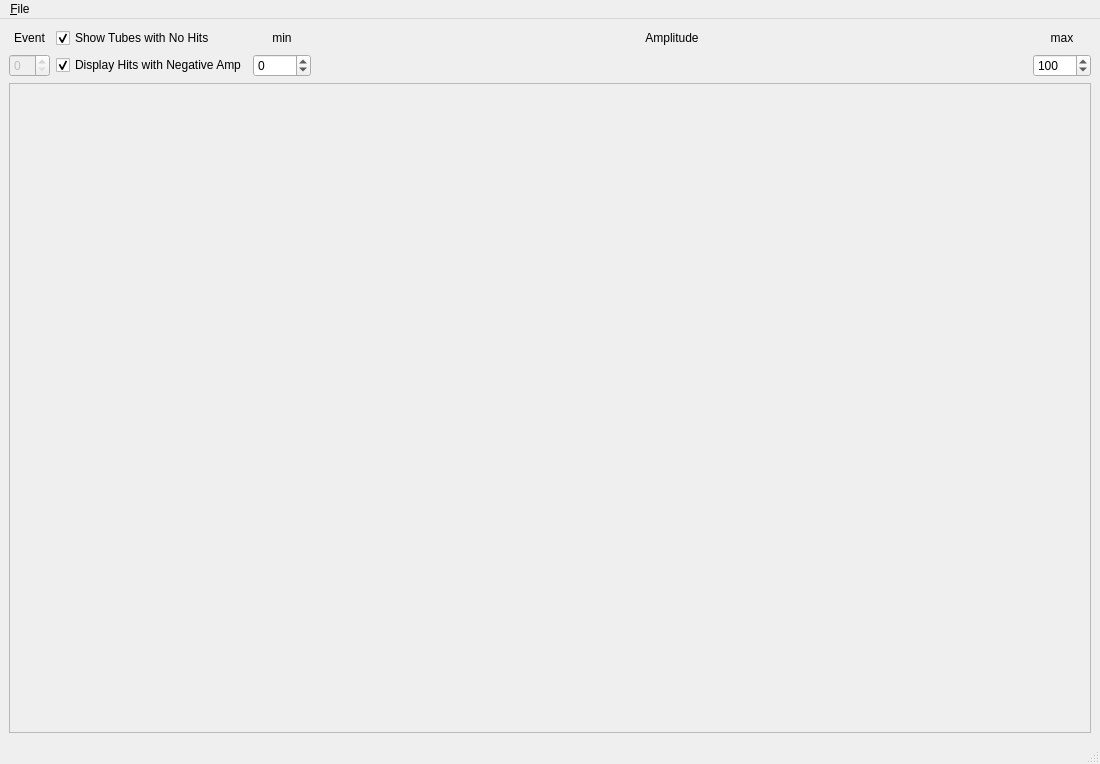
Old version of the form ui/EventDisplayForm.ui in the repository bastianbeischer/TRDEventDisplay.
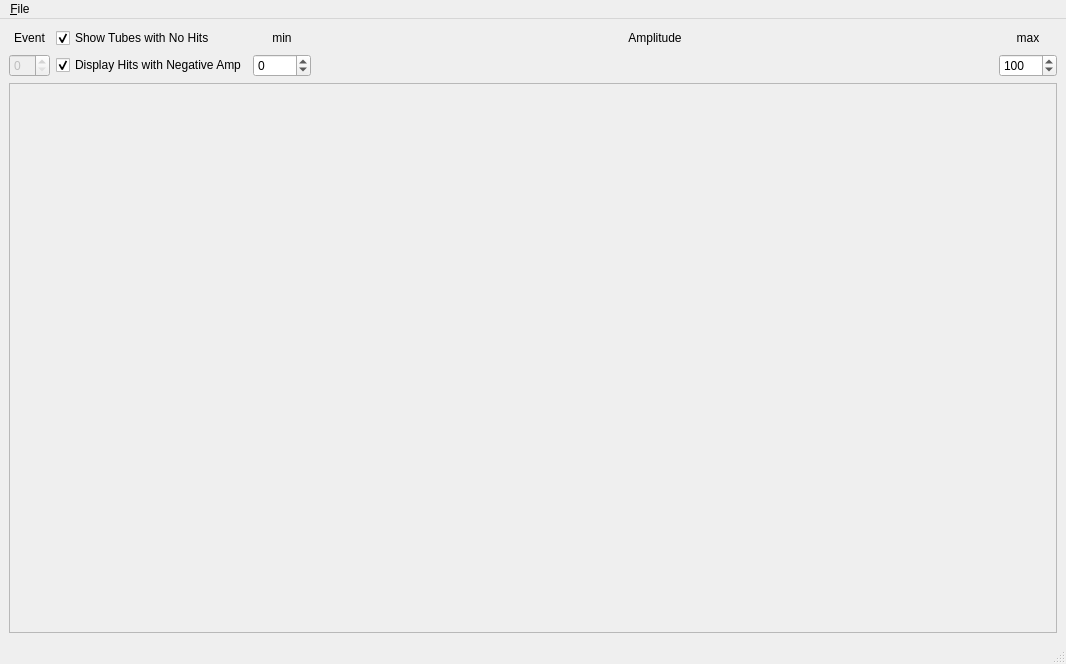
New version of the form.

```diff
--- a/ui/EventDisplayForm.ui
+++ b/ui/EventDisplayForm.ui
@@ -6,8 +6,8 @@
    <rect>
     <x>0</x>
     <y>0</y>
-    <width>1100</width>
-    <height>764</height>
+    <width>1066</width>
+    <height>664</height>
    </rect>
   </property>
   <property name="sizePolicy">
@@ -148,7 +148,7 @@
     <rect>
      <x>0</x>
      <y>0</y>
-     <width>1100</width>
+     <width>1066</width>
      <height>21</height>
     </rect>
    </property>
```
